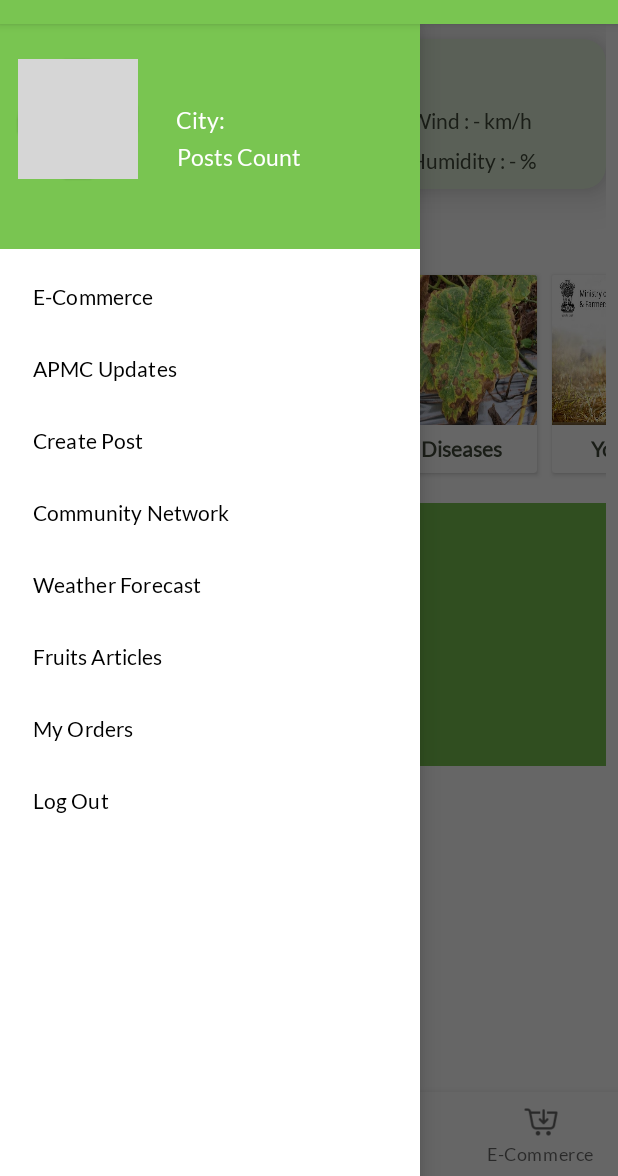
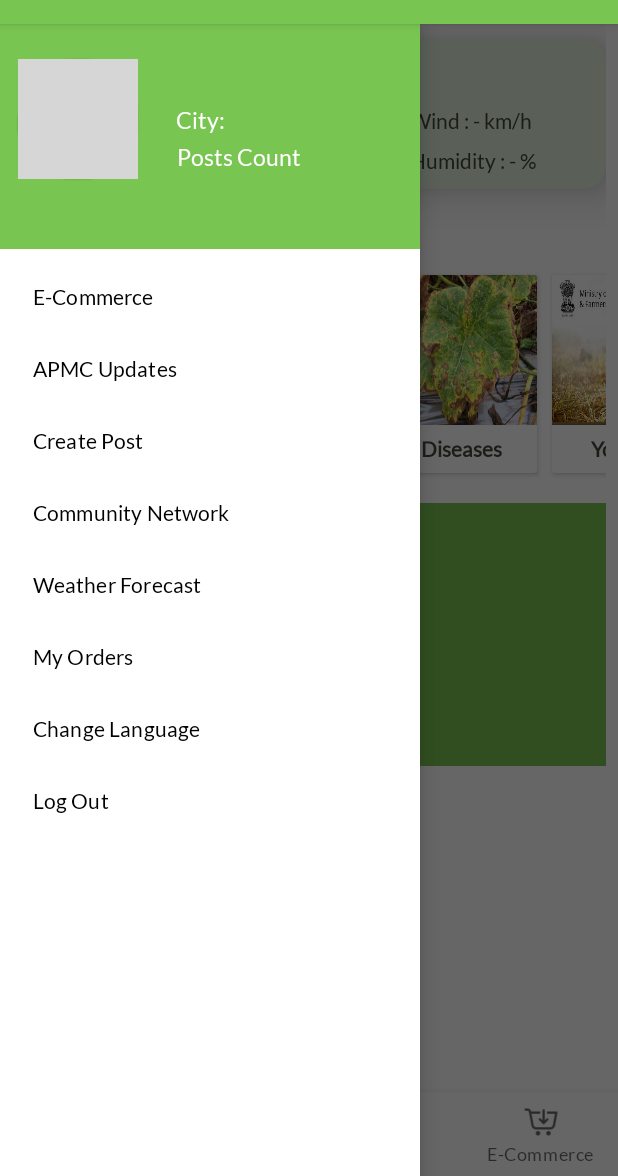
Before and after one commit to sunilnkashyap/farming-app, an Android app: the screen it shows after launch once a user with an empty profile is signed in (DashboardActivity), with the side drawer open, on a phone screen of 412 x 824 dp, the part 60-1236 px from its top. Run offline under Robolectric (Android 15) with nearby library versions, the phone set to English and light mode, and no system bars; our stand-ins replace Firebase (no records; nobody signed in at launch, a user with empty details on screens opened directly), data binding; libraries missing offline, so code that uses them is left out: com.asura.library; pictures from the network do not load; 4 statements that could not run were skipped; grey boxes are pictures that could not be loaded.

Commit message:
feat: update

```diff
--- a/app/src/main/java/com/project/farmingapp/adapter/YojnaAdapter.kt
+++ b/app/src/main/java/com/project/farmingapp/adapter/YojnaAdapter.kt
@@ -43,7 +43,7 @@ class YojnaAdapter(val context: Context, val yojnaData: List<DocumentSnapshot>,
             .into(holder.yojnaImage)
 
         holder.yojnaCard.setOnClickListener {
-            cellClickListener.onCellClickListener(singleYojna.data!!.get("title").toString())
+            // cellClickListener.onCellClickListener(singleYojna.data!!.get("title").toString())
         }
     }
 
--- /dev/null
+++ b/app/src/main/java/com/project/farmingapp/view/dashboard/ActivityDashboardBinding.kt
@@ -0,0 +1,5 @@
+package com.project.farmingapp.view.dashboard
+
+class ActivityDashboardBinding {
+
+}
--- a/app/src/main/java/com/project/farmingapp/view/ecommerce/CartFragment.kt
+++ b/app/src/main/java/com/project/farmingapp/view/ecommerce/CartFragment.kt
@@ -150,6 +150,12 @@ class CartFragment : Fragment(), CartItemBuy {
 
 
         buyAllBtn.setOnClickListener {
+//            Toast.makeText(this@CartFragment, "Its a toast!", Toast.LENGTH_SHORT).show()
+            Toast.makeText(
+                activity!!.applicationContext,
+                "Payment Processing!",
+                Toast.LENGTH_SHORT
+            ).show()
 //            prePaymentfragment = PrePaymentFragment()
 //            val bundle = Bundle()
 //
--- a/app/src/main/java/com/project/farmingapp/view/ecommerce/EcommerceFragment.kt
+++ b/app/src/main/java/com/project/farmingapp/view/ecommerce/EcommerceFragment.kt
@@ -29,6 +29,7 @@ private const val ARG_PARAM2 = "param2"
 
 /**
  * A simple [Fragment] subclass.
+ *
  * Use the [EcommerceFragment.newInstance] factory method to
  * create an instance of this fragment.
  */
--- a/app/src/main/java/com/project/farmingapp/view/yojna/YojnaFragment.kt
+++ b/app/src/main/java/com/project/farmingapp/view/yojna/YojnaFragment.kt
@@ -81,6 +81,8 @@ class YojnaFragment : Fragment() {
         (activity as AppCompatActivity).supportActionBar?.title = "Krishi Yojna"
         progressYojna.visibility = View.VISIBLE
 
+        Log.d("Sunil", "Here on fragment")
+
         yojnaViewModel.msg.observe(viewLifecycleOwner, Observer {
             yojnaTitle.text = it.get("title").toString()
             yojnaDesc.text = it.get("description").toString()
--- /dev/null
+++ b/app/src/main/res/layout/activity_main.xml
@@ -0,0 +1,6 @@
+<?xml version="1.0" encoding="utf-8"?>
+<androidx.constraintlayout.widget.ConstraintLayout xmlns:android="http://schemas.android.com/apk/res/android"
+    android:layout_width="match_parent"
+    android:layout_height="match_parent">
+
+</androidx.constraintlayout.widget.ConstraintLayout>
--- a/app/src/main/res/layout/fragment_cart.xml
+++ b/app/src/main/res/layout/fragment_cart.xml
@@ -125,15 +125,17 @@
             android:layout_width="match_parent"
             android:layout_height="wrap_content"
             android:layout_margin="7dp"
+            android:layout_marginBottom="8dp"
             android:background="@drawable/round_borderless_general"
             android:backgroundTint="@color/colorThird"
             android:padding="7dp"
-            android:text="Buy All"
+            android:text="@string/cart_buy_all"
             android:textAllCaps="false"
             android:textColor="#fff"
             android:textSize="21sp"
             app:layout_constraintBottom_toBottomOf="parent"
             app:layout_constraintEnd_toEndOf="parent"
+            app:layout_constraintHorizontal_bias="0.461"
             app:layout_constraintStart_toStartOf="parent" />
 
 
--- a/app/src/main/res/layout/fragment_dashboard.xml
+++ b/app/src/main/res/layout/fragment_dashboard.xml
@@ -103,10 +103,10 @@
                 android:layout_width="wrap_content"
                 android:layout_height="wrap_content"
                 android:layout_marginVertical="14dp"
-                android:text="Articles"
+                android:text="@string/dash_articles"
 
+                android:textColor="@color/fontColor"
                 android:textSize="21sp"
-                android:textColor="@color/fontColor"
                 android:textStyle="bold"
 
                 app:layout_constraintStart_toStartOf="parent"
@@ -296,8 +296,8 @@
                 android:layout_width="wrap_content"
                 android:layout_height="wrap_content"
                 android:layout_marginVertical="14dp"
+                android:text="@string/dash_products"
                 android:textColor="@color/fontColor"
-                android:text="Products"
                 android:textSize="21sp"
                 android:textStyle="bold"
                 app:layout_constraintStart_toStartOf="parent"
--- a/app/src/main/res/menu/nav_drawer_menu.xml
+++ b/app/src/main/res/menu/nav_drawer_menu.xml
@@ -2,28 +2,28 @@
 <menu xmlns:android="http://schemas.android.com/apk/res/android">
     <item
         android:id="@+id/miItem1"
-        android:title="E-Commerce" />
+        android:title="@string/menu_ecommerce" />
     <item
         android:id="@+id/miItem2"
-        android:title="APMC Updates" />
+        android:title="@string/menu_apmc_updates" />
     <item
         android:id="@+id/miItem3"
-        android:title="Create Post" />
+        android:title="@string/menu_create_post" />
     <item
         android:id="@+id/miItem4"
-        android:title="Community Network" />
+        android:title="@string/menu_community_network" />
     <item
         android:id="@+id/miItem5"
-        android:title="Weather Forecast" />
-    <item
-        android:id="@+id/miItem6"
-        android:title="Fruits Articles" />
+        android:title="@string/menu_weather_forecast" />
     <item
         android:id="@+id/miItem7"
-        android:title="My Orders" />
+        android:title="@string/menu_my_order" />
     <item
-        android:id="@+id/miItem8"
-        android:title="Log Out" />
+        android:id="@+id/skdroid_change_language_button"
+        android:title="@string/menu_change_language" />
+    <item
+        android:id="@+id/logout_button"
+        android:title="@string/menu_logout" />
 
 
 </menu>
--- /dev/null
+++ b/app/src/main/res/values/ids.xml
@@ -0,0 +1,4 @@
+<?xml version="1.0" encoding="utf-8"?>
+<resources>
+    <item name="mChangeLang" type="id"/>
+</resources>
--- a/app/src/main/res/values/strings.xml
+++ b/app/src/main/res/values/strings.xml
@@ -6,4 +6,43 @@
     <string name="close">Close</string>
     <string name="loading">Loading...</string>
     <string name="key_id">rzp_test_4KlOjIggoWzTlr</string>
+    <string name="change_language">Change Language</string>
+    <string name="menu_ecommerce">E-Commerce</string>
+    <string name="menu_apmc_updates">APMC Updates</string>
+    <string name="menu_create_post">Create Post</string>
+    <string name="menu_community_network">Community Network</string>
+    <string name="menu_weather_forecast">Weather Forecast</string>
+    <string name="menu_my_order">My Orders</string>
+    <string name="menu_change_language">Change Language</string>
+    <string name="menu_logout">Log Out</string>
+
+    <string name="dash_articles">Articles</string>
+    <string name="dash_products">Products</string>
+    <string name="cart_buy_all">Buy All</string>
+
+    <string name="order_payment">Order Payment</string>
+
+
+    <string name="full_name">Full Name</string>
+    <string name="address">Locality / Street Name</string>
+
+    <string name="city">City</string>
+    <string name="state">State</string>
+    <string name="pincode">Pincode</string>
+    <string name="mobile_number">Mobile Number</string>
+
+    <string name="address_type">Address Type</string>
+    <string name="payment_proceed">Proceed with Payment</string>
+
+    <string name="buy_now">Buy Now</string>
+
+    <string name="bottom_nav_home">Home</string>
+    <string name="bottom_nav_posts">Posts</string>
+    <string name="bottom_nav_apmc">APMC</string>
+    <string name="bottom_nav_ecommerce">E-Commerce</string>
+
+
+
+
+
 </resources>
--- a/gradle.properties
+++ b/gradle.properties
@@ -19,4 +19,3 @@ android.useAndroidX=true
 android.enableJetifier=true
 # Kotlin code style for this project: "official" or "obsolete":
 kotlin.code.style=official
-android.databinding.enableV2=true
```
Also changed, not shown: app/build.gradle (+7 -0 lines), app/src/main/java/com/project/farmingapp/view/changelanguage/changelanguage.kt (added, +60 -0 lines), app/src/main/java/com/project/farmingapp/view/dashboard/DashboardActivity.kt (+38 -41 lines), app/src/main/res/layout/activity_razor_pay.xml (+8 -8 lines), app/src/main/res/layout/fragment_ecommerce_item.xml (+4 -4 lines), app/src/main/res/layout/fragment_yojna_list.xml (+10 -8 lines), app/src/main/res/menu/dash_menu.xml (+18 -13 lines), build.gradle (line endings or trailing spaces), 2 other files.
